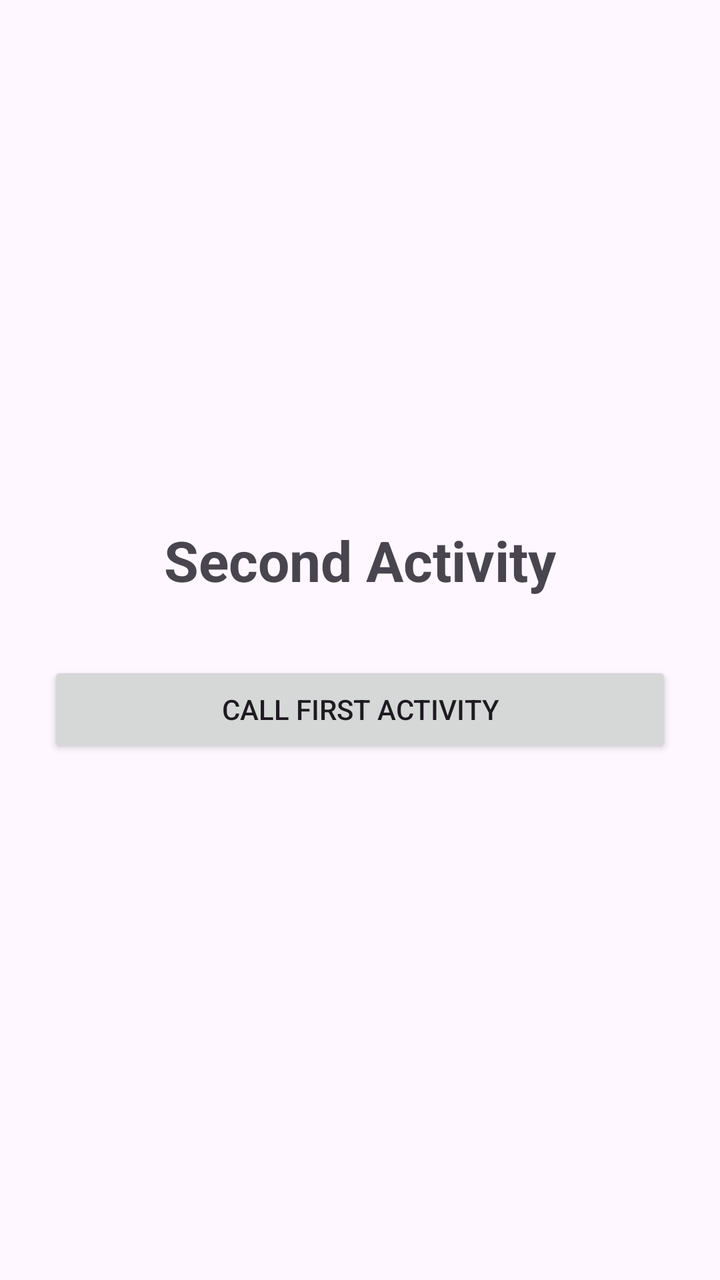
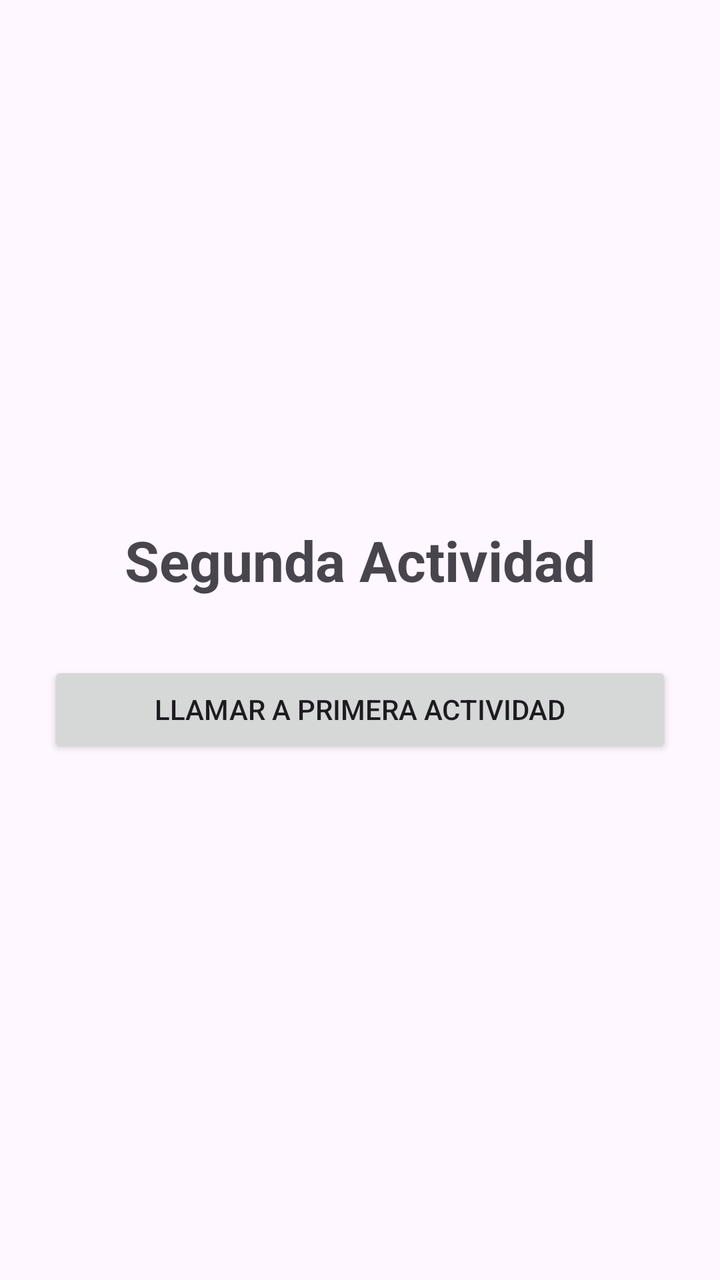

Before-and-after screenshots of an Android layout around one commit, followed by the original layout XML and the change that was made.
<!-- AndroidManifest.xml: application theme Theme.IntentDemo -->
<!-- res/layout/activity_second.xml -->
<?xml version="1.0" encoding="utf-8"?>
<androidx.constraintlayout.widget.ConstraintLayout
    xmlns:android="http://schemas.android.com/apk/res/android"
    xmlns:app="http://schemas.android.com/apk/res-auto"
    xmlns:tools="http://schemas.android.com/tools"
    android:layout_width="match_parent"
    android:layout_height="match_parent"
    android:padding="24dp"
    tools:context=".SecondActivity">

    <TextView
        android:id="@+id/tvSecondActivity"
        android:layout_width="wrap_content"
        android:layout_height="wrap_content"
        android:text="Second Activity"
        android:textSize="28sp"
        android:textStyle="bold"
        app:layout_constraintTop_toTopOf="parent"
        app:layout_constraintBottom_toTopOf="@id/btnCallFirst"
        app:layout_constraintStart_toStartOf="parent"
        app:layout_constraintEnd_toEndOf="parent"
        app:layout_constraintVertical_chainStyle="packed" />

    <Button
        android:id="@+id/btnCallFirst"
        android:layout_width="match_parent"
        android:layout_height="wrap_content"
        android:text="Call first activity"
        android:layout_marginTop="32dp"
        app:layout_constraintTop_toBottomOf="@id/tvSecondActivity"
        app:layout_constraintBottom_toBottomOf="parent"
        app:layout_constraintStart_toStartOf="parent"
        app:layout_constraintEnd_toEndOf="parent" />

</androidx.constraintlayout.widget.ConstraintLayout>
<!-- resources referenced by this layout -->
<resources>
  <style name="Theme.IntentDemo" parent="Base.Theme.IntentDemo" />
  <style name="Base.Theme.IntentDemo" parent="Theme.Material3.DayNight.NoActionBar">
      </style>
</resources>

<!-- the commit's change to res/layout/activity_second.xml (unified diff, before → after) -->
@@ -12,7 +12,7 @@
         android:id="@+id/tvSecondActivity"
         android:layout_width="wrap_content"
         android:layout_height="wrap_content"
-        android:text="Second Activity"
+        android:text="@string/second_activity_title"
         android:textSize="28sp"
         android:textStyle="bold"
         app:layout_constraintTop_toTopOf="parent"
@@ -25,7 +25,7 @@
         android:id="@+id/btnCallFirst"
         android:layout_width="match_parent"
         android:layout_height="wrap_content"
-        android:text="Call first activity"
+        android:text="@string/call_first_activity"
         android:layout_marginTop="32dp"
         app:layout_constraintTop_toBottomOf="@id/tvSecondActivity"
         app:layout_constraintBottom_toBottomOf="parent"
<!-- resource entries referenced after the edit -->
@@ -1,5 +1,7 @@
 <!-- resources referenced by this layout -->
 <resources>
+  <string name="call_first_activity">Llamar a Primera Actividad</string>
+  <string name="second_activity_title">Segunda Actividad</string>
   <style name="Theme.IntentDemo" parent="Base.Theme.IntentDemo" />
   <style name="Base.Theme.IntentDemo" parent="Theme.Material3.DayNight.NoActionBar">
       </style>
